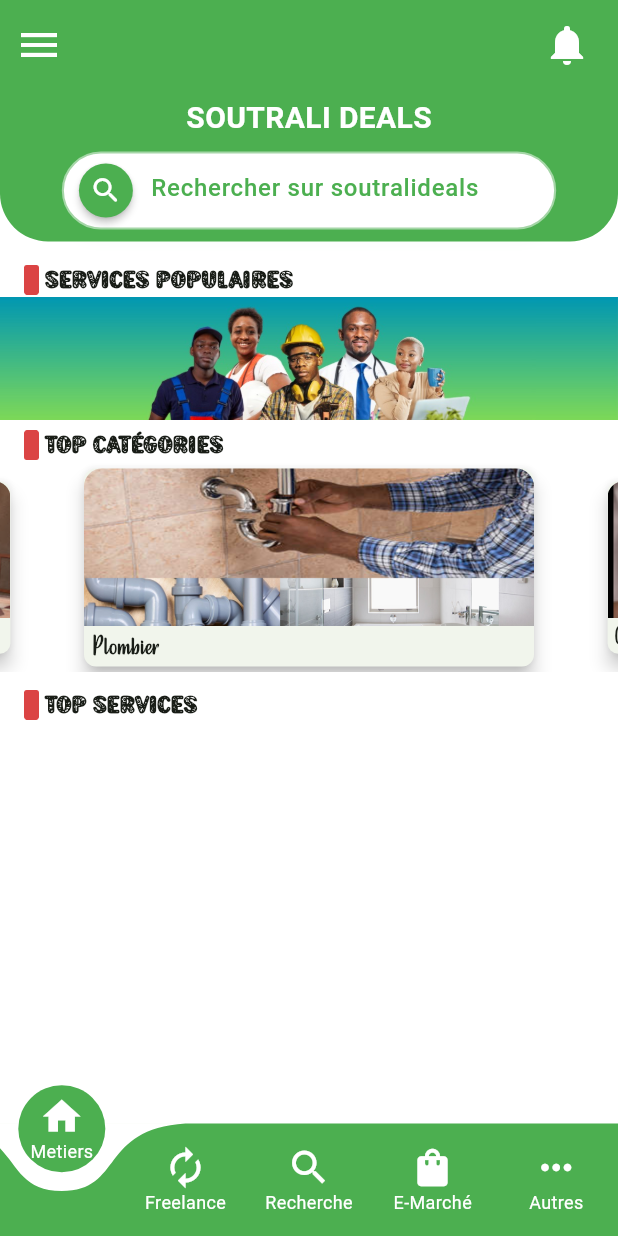
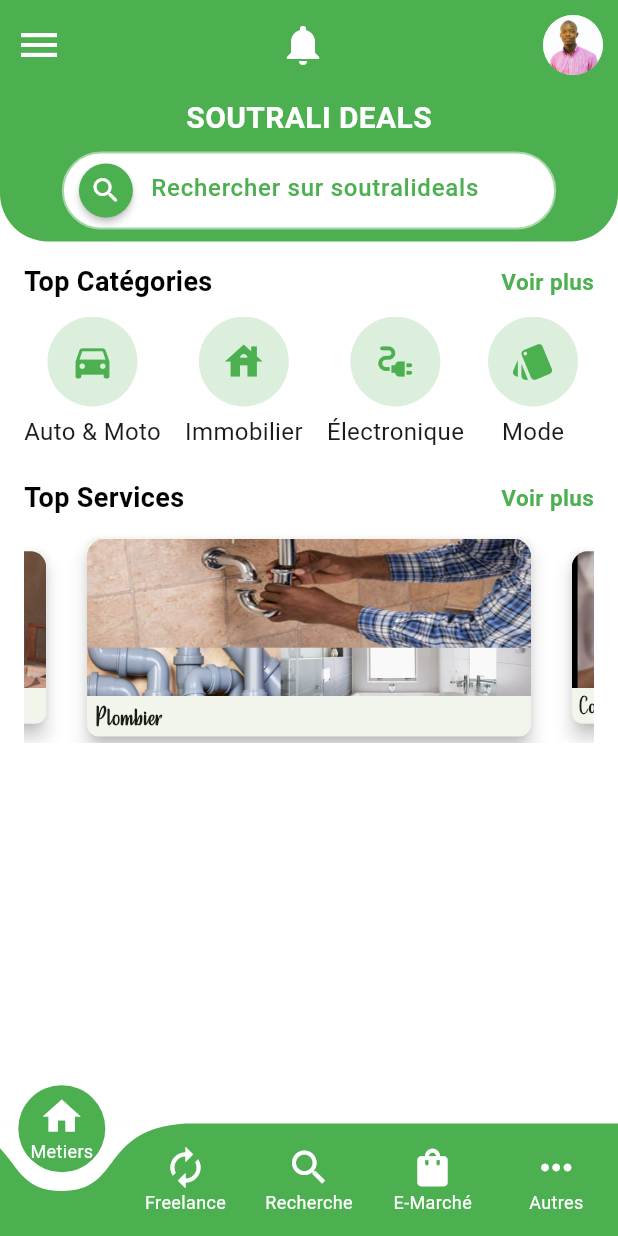
Before and after one commit to joceOG/sdealsapp, a Flutter app: the screen it shows after launch, on a phone screen of 412 x 824 dp. Run offline on Flutter 3.47's test engine with Material 3 defaults, Android fonts, the phone set to English and light mode, and no system bars; drawn by our look-alikes of carousel_slider, curved_navigation_bar; our stand-ins replace bloc, equatable, flutter_bloc, font_awesome_flutter, go_router, responsive_builder; missing offline and left inert: hover_menu; network calls fail.

Commit message:
Edit homePage & add page profil

```diff
--- a/lib/mobile/view/auth/screens/loginPageScreenM.dart
+++ b/lib/mobile/view/auth/screens/loginPageScreenM.dart
@@ -34,6 +34,16 @@
   Widget build(BuildContext context) {
     return Scaffold(
       backgroundColor: Colors.green.shade700,
+      appBar: AppBar(
+        backgroundColor: Colors.green.shade700,
+        elevation: 0,
+        leading: IconButton(
+          icon: const Icon(Icons.arrow_back, color: Colors.white),
+          onPressed: () {
+            Navigator.pop(context);
+          },
+        ),
+      ),
       body: SingleChildScrollView(
         child: Column(
           children: [
--- a/lib/mobile/view/auth/screens/registerPageScreenM.dart
+++ b/lib/mobile/view/auth/screens/registerPageScreenM.dart
@@ -34,6 +34,16 @@
   Widget build(BuildContext context) {
     return Scaffold(
       backgroundColor: Colors.green.shade700,
+      appBar: AppBar(
+        backgroundColor: Colors.green.shade700,
+        elevation: 0,
+        leading: IconButton(
+          icon: const Icon(Icons.arrow_back, color: Colors.white),
+          onPressed: () {
+            Navigator.pop(context);
+          },
+        ),
+      ),
       body: SingleChildScrollView(
         child: Column(
           children: [
@@ -189,6 +199,16 @@
                       style: TextStyle(color: Colors.green.shade700),
                     ),
                   ),
+
+                  const SizedBox(height: 10),
+                  const Text(
+                    "En vous inscrivant, vous acceptez nos conditions d'utilisation et notre politique de confidentialité.",
+                    textAlign: TextAlign.center,
+                    style: TextStyle(
+                      fontSize: 12,
+                      color: Colors.grey,
+                    ),
+                  ),
                 ],
               ),
             ),
--- a/lib/mobile/view/homepagem/screens/homePageScreenM.dart
+++ b/lib/mobile/view/homepagem/screens/homePageScreenM.dart
@@ -3,6 +3,7 @@
 import 'package:flutter_bloc/flutter_bloc.dart';
 import 'package:go_router/go_router.dart';
 import 'package:sdealsapp/mobile/view/homepagem/homepageblocm/homePageStateM.dart';
+import '../../profilpagem/screens/profilPageScreenM.dart';
 import '../homepageblocm/homePageBlocM.dart';
 import '../homepageblocm/homePageEventM.dart';
 
@@ -19,6 +20,7 @@
     super.initState();
   }
 
+  @override
   Widget build(BuildContext context) {
     return Scaffold(
       backgroundColor: Colors.white,
@@ -54,11 +56,27 @@
                     child: Row(
                       mainAxisAlignment: MainAxisAlignment.spaceBetween,
                       children: [
-                        Icon(Icons.menu, color: Colors.white, size: 32),
+                        const Icon(Icons.menu, color: Colors.white, size: 32),
                         IconButton(
                           icon: const Icon(Icons.notifications,
                               color: Colors.white, size: 32),
                           onPressed: () {},
+                        ),
+                        GestureDetector(
+                          onTap: () {
+                            Navigator.push(
+                              context,
+                              MaterialPageRoute(
+                                builder: (context) =>
+                                    const ProfilePageScreenM(),
+                              ),
+                            );
+                          },
+                          child: const CircleAvatar(
+                            radius: 20,
+                            backgroundImage:
+                                AssetImage('assets/profile_picture.jpg'),
+                          ),
                         ),
                       ],
                     ),
@@ -95,21 +113,21 @@
                               ),
                             ],
                           ),
-                          child: Row(
+                          child: const Row(
                             children: [
-                              const SizedBox(width: 10),
+                              SizedBox(width: 10),
                               Material(
                                 color: Colors.green,
-                                shape: const CircleBorder(),
+                                shape: CircleBorder(),
                                 elevation: 2,
                                 child: Padding(
-                                  padding: const EdgeInsets.all(7.0),
+                                  padding: EdgeInsets.all(7.0),
                                   child: Icon(Icons.search_rounded,
                                       color: Colors.white, size: 22),
                                 ),
                               ),
-                              const SizedBox(width: 12),
-                              const Expanded(
+                              SizedBox(width: 12),
+                              Expanded(
                                 child: TextField(
                                   style: TextStyle(fontSize: 16),
                                   cursorColor: Colors.green,
@@ -128,7 +146,7 @@
                                   ),
                                 ),
                               ),
-                              const SizedBox(width: 10),
+                              SizedBox(width: 10),
                             ],
                           ),
                         ),
@@ -146,53 +164,84 @@
         child: Column(
           crossAxisAlignment: CrossAxisAlignment.stretch,
           children: [
+            //Image.asset('assets/_acceuil_.jpeg'),
             const SizedBox(height: 10),
             Padding(
               padding: const EdgeInsets.symmetric(horizontal: 16.0),
-              child: Row(
+              child: Column(
+                crossAxisAlignment: CrossAxisAlignment.start,
                 children: [
-                  Container(
-                      width: 10.0,
-                      child: Image.asset('assets/rectanglered.png')),
-                  SizedBox(
-                    width: 4.0,
+                  // Titre des catégories
+                  Row(
+                    mainAxisAlignment: MainAxisAlignment.spaceBetween,
+                    children: [
+                      const Text(
+                        'Top Catégories',
+                        style: TextStyle(
+                          fontWeight: FontWeight.bold,
+                          fontSize: 18,
+                          color: Colors.black,
                         ),
-                  const Text(
-                    "Services Populaires",
+                      ),
+                      // Bouton "Voir plus"
+                      GestureDetector(
+                        onTap: () {},
+                        child: const Text(
+                          'Voir plus',
                           style: TextStyle(
-                      fontSize: 16.0,
-                      fontFamily: 'raf',
-                      fontWeight: FontWeight.bold,
+                            color: Colors.green,
+                            fontWeight: FontWeight.w600,
+                            fontSize: 15,
+                          ),
                         ),
                       ),
                     ],
                   ),
-            ),
-            Container(
-              child: Image.asset('assets/_acceuil_.jpeg'),
-            ),
-            SizedBox(
-              height: 5.0,
-            ),
-            Padding(
-              padding: const EdgeInsets.symmetric(horizontal: 16.0),
+                  const SizedBox(height: 10),
+                  // Liste horizontale des catégories
+                  SingleChildScrollView(
+                    scrollDirection: Axis.horizontal,
                     child: Row(
                       children: [
-                  Container(
-                      width: 10.0,
-                      child: Image.asset('assets/rectanglered.png')),
-                  const SizedBox(width: 4.0),
+                        _buildCategoryCard('Auto & Moto', Icons.directions_car),
+                        _buildCategoryCard('Immobilier', Icons.house),
+                        _buildCategoryCard(
+                            'Électronique', Icons.electrical_services),
+                        _buildCategoryCard('Mode', Icons.style),
+                        // Ajoute autant de catégories que nécessaire ici
+                      ],
+                    ),
+                  ),
+                  const SizedBox(height: 20),
+
+                  // Titre des services
+                  Row(
+                    mainAxisAlignment: MainAxisAlignment.spaceBetween,
+                    children: [
                       const Text(
-                    "Top Catégories",
+                        'Top Services',
                         style: TextStyle(
-                      fontSize: 16.0,
-                      fontFamily: 'raf',
                           fontWeight: FontWeight.bold,
+                          fontSize: 18,
+                          color: Colors.black,
+                        ),
+                      ),
+                      // Bouton "Voir plus"
+                      GestureDetector(
+                        onTap: () {},
+                        child: const Text(
+                          'Voir plus',
+                          style: TextStyle(
+                            color: Colors.green,
+                            fontWeight: FontWeight.w600,
+                            fontSize: 15,
+                          ),
                         ),
                       ),
                     ],
                   ),
-            ),
+                  const SizedBox(height: 10),
+                  // CarouselSlider pour afficher les services
                   CarouselSlider.builder(
                     itemCount: categoriesSoutraliData.length,
                     options: CarouselOptions(
@@ -241,30 +290,30 @@
                       );
                     },
                   ),
-            const SizedBox(height: 10),
-            Padding(
-              padding: const EdgeInsets.symmetric(horizontal: 16.0),
-              child: Row(
-                children: [
-                  Container(
-                      width: 10.0,
-                      child: Image.asset('assets/rectanglered.png')),
-                  const SizedBox(
-                    width: 4.0,
-                  ),
-                  const Text(
-                    "Top Services",
-                    style: TextStyle(
-                      fontSize: 16.0,
-                      fontFamily: 'raf',
-                      fontWeight: FontWeight.bold,
+                ],
               ),
             ),
           ],
         ),
       ),
+    );
+  }
+
+  // Fonction pour créer une carte de catégorie
+  Widget _buildCategoryCard(String categoryName, IconData icon) {
+    return Padding(
+      padding: const EdgeInsets.only(right: 16.0),
+      child: Column(
+        children: [
+          CircleAvatar(
+            radius: 30,
+            // ignore: deprecated_member_use
+            backgroundColor: Colors.green.withOpacity(0.2),
+            child: Icon(icon, size: 30, color: Colors.green),
+          ),
+          const SizedBox(height: 5),
+          Text(categoryName, style: const TextStyle(fontSize: 16)),
         ],
-        ),
       ),
     );
   }
--- a/lib/mobile/view/shoppingpagem/screens/shoppingPageScreenM.dart
+++ b/lib/mobile/view/shoppingpagem/screens/shoppingPageScreenM.dart
@@ -54,7 +54,7 @@
                     child: Row(
                       mainAxisAlignment: MainAxisAlignment.spaceBetween,
                       children: [
-                        Icon(Icons.menu, color: Colors.white, size: 32),
+                        const Icon(Icons.menu, color: Colors.white, size: 32),
                         IconButton(
                           icon: const Icon(Icons.notifications,
                               color: Colors.white, size: 32),
@@ -95,21 +95,21 @@
                               ),
                             ],
                           ),
-                          child: Row(
+                          child: const Row(
                             children: [
-                              const SizedBox(width: 10),
+                              SizedBox(width: 10),
                               Material(
                                 color: Colors.green,
-                                shape: const CircleBorder(),
+                                shape: CircleBorder(),
                                 elevation: 2,
                                 child: Padding(
-                                  padding: const EdgeInsets.all(7.0),
+                                  padding: EdgeInsets.all(7.0),
                                   child: Icon(Icons.search_rounded,
                                       color: Colors.white, size: 22),
                                 ),
                               ),
-                              const SizedBox(width: 12),
-                              const Expanded(
+                              SizedBox(width: 12),
+                              Expanded(
                                 child: TextField(
                                   style: TextStyle(fontSize: 16),
                                   cursorColor: Colors.green,
@@ -128,7 +128,7 @@
                                   ),
                                 ),
                               ),
-                              const SizedBox(width: 10),
+                              SizedBox(width: 10),
                             ],
                           ),
                         ),
@@ -288,7 +288,6 @@
     );
   }
 
-
   // Fonction pour créer un widget image de produit
   Widget _buildProductImage(String imagePath) {
     return Container(
```
Lines whose indentation alone changed are shown as unchanged.
